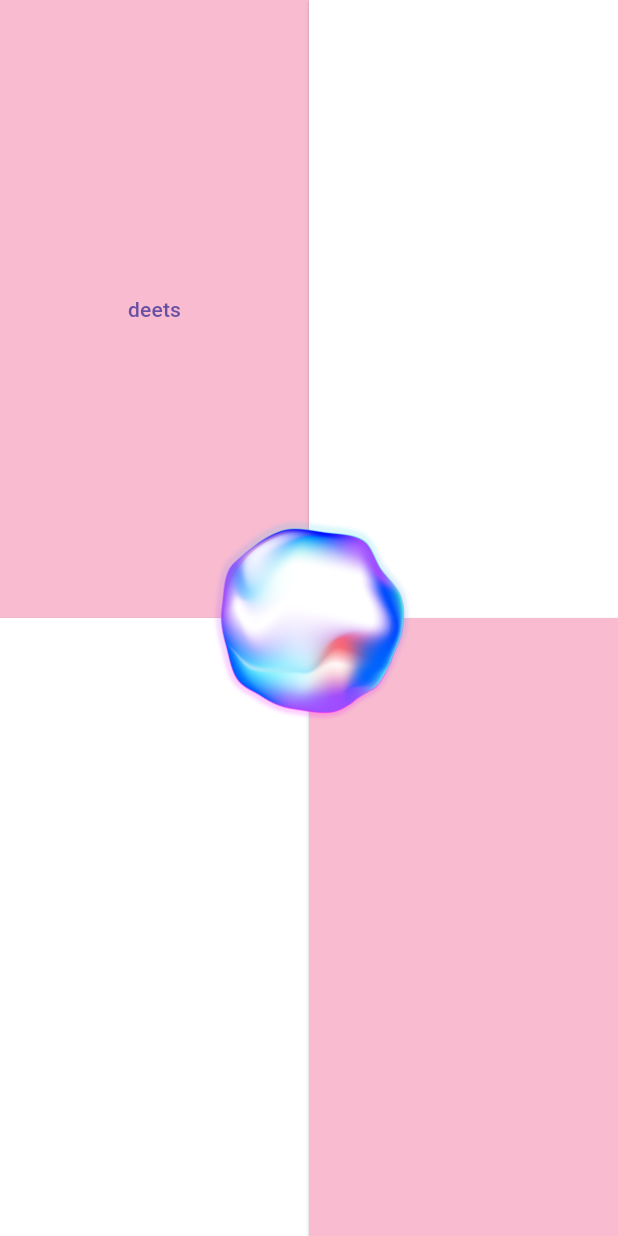
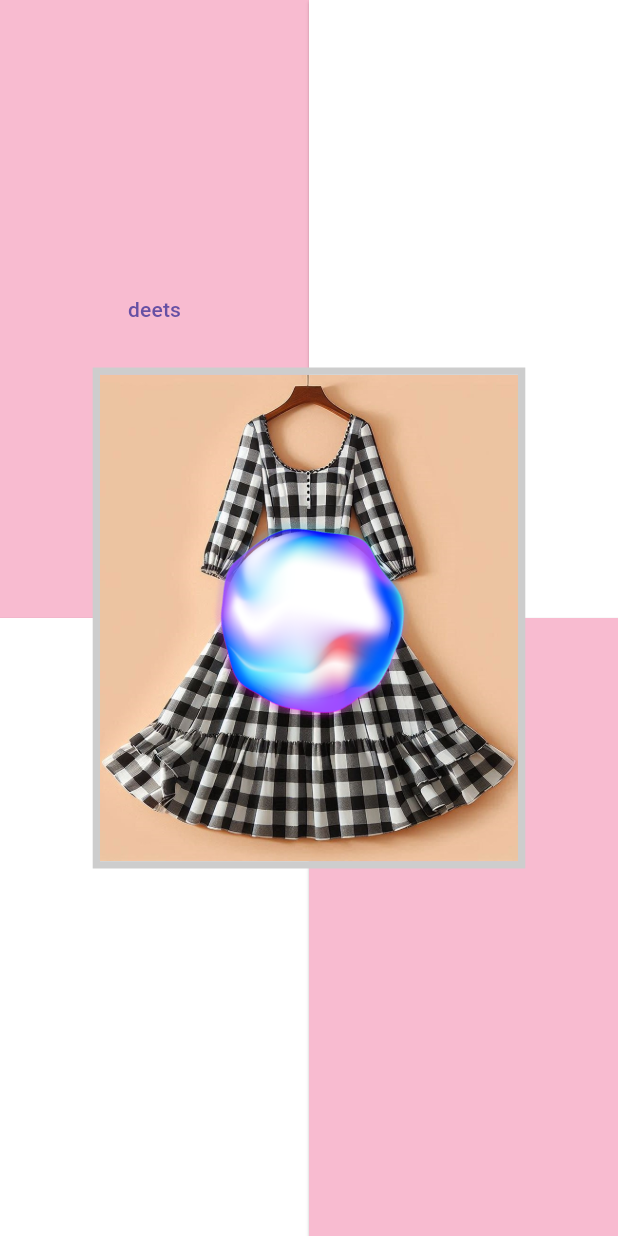
Before and after one commit to disara7/shopsense_app, a Flutter app: the Details screen opened directly, on a phone screen of 412 x 824 dp. Run offline on Flutter 3.47's test engine with Material 3 defaults, Android fonts, the phone set to English and light mode, and no system bars; our stand-ins replace flutter_tts, speech_to_text.

Commit message:
Update details.dart

```diff
--- a/lib/details.dart
+++ b/lib/details.dart
@@ -177,6 +177,24 @@ class _DetailsState extends State<Details> with SingleTickerProviderStateMixin {
             ),
           Positioned.fill(
             child: Center(
+              child: Transform.scale(
+                scale: 0.7, // Adjust the scale factor as needed
+                child: Container(
+                  decoration: BoxDecoration(
+                    border: Border.all(
+                      color: const Color.fromARGB(255, 205, 205, 205),
+                      width: 7.0, // Adjust the border width as needed
+                    ),
+                  ),
+                  child: Image.asset(
+                    'assets/images/dress02.jpeg',
+                  ),
+                ),
+              ),
+            ),
+          ),
+          Positioned.fill(
+            child: Center(
               child: RotationTransition(
                 turns: _animation,
                 child: Image.asset(
```
